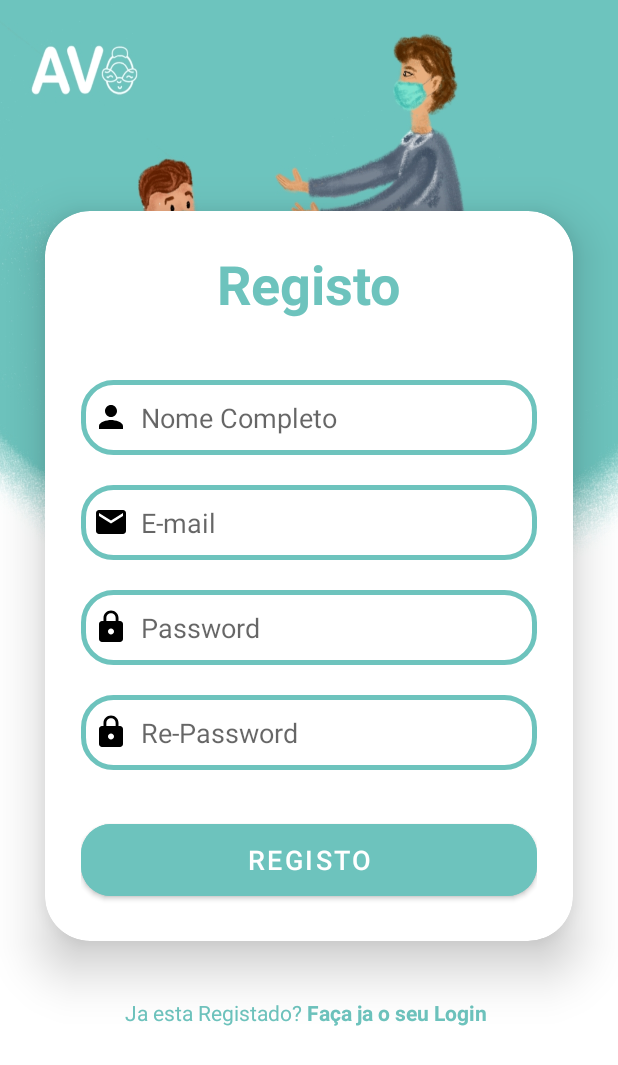
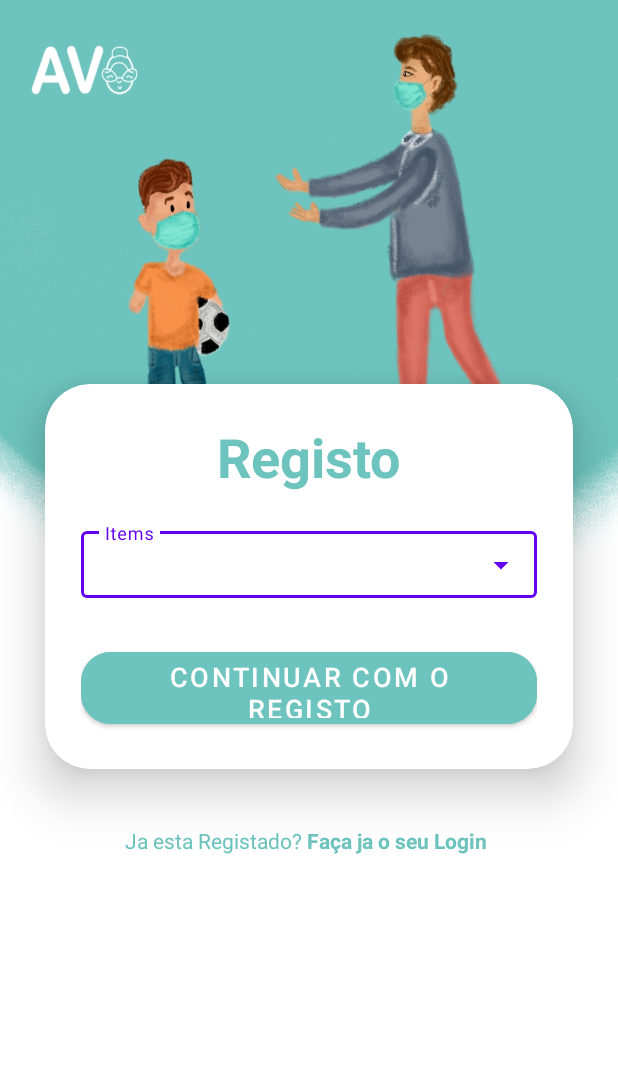
Before and after one commit to nilo99/AvoProject, an Android app: the screen it shows after launch (Registo before the commit, Regi2 after it), after a tap on an icon or button, on a phone screen of 412 x 824 dp. Shown: the top 1065 px of the screen. Run offline under Robolectric (Android 15) with nearby library versions, the phone set to English and light mode, and no system bars; our stand-ins replace Firebase (no records; nobody signed in at launch, a user with empty details on screens opened directly).

Commit message:
Adiçao de um dropbox

```diff
--- a/app/src/main/AndroidManifest.xml
+++ b/app/src/main/AndroidManifest.xml
@@ -12,6 +12,13 @@
         android:supportsRtl="true"
         android:theme="@style/Theme.Avo"
         tools:targetApi="31">
+        <activity
+            android:name=".Regi2"
+            android:exported="false">
+            <meta-data
+                android:name="android.app.lib_name"
+                android:value="" />
+        </activity>
         <activity
             android:name=".Mainscreen"
             android:exported="false">
--- a/app/src/main/java/com/example/avo/MainActivity.kt
+++ b/app/src/main/java/com/example/avo/MainActivity.kt
@@ -30,7 +30,7 @@ class MainActivity : AppCompatActivity() {
         checkUser()
 
         binding.signupText.setOnClickListener {
-            startActivity(Intent(this, Registo::class.java))
+            startActivity(Intent(this, Regi2::class.java))
         }
 
         binding.loginButton.setOnClickListener {
--- /dev/null
+++ b/app/src/main/java/com/example/avo/Regi2.kt
@@ -0,0 +1,11 @@
+package com.example.avo
+
+import androidx.appcompat.app.AppCompatActivity
+import android.os.Bundle
+
+class Regi2 : AppCompatActivity() {
+    override fun onCreate(savedInstanceState: Bundle?) {
+        super.onCreate(savedInstanceState)
+        setContentView(R.layout.activity_regi2)
+    }
+}
--- /dev/null
+++ b/app/src/main/res/layout/activity_regi2.xml
@@ -0,0 +1,80 @@
+<?xml version="1.0" encoding="utf-8"?>
+<LinearLayout
+    xmlns:android="http://schemas.android.com/apk/res/android"
+    xmlns:app="http://schemas.android.com/apk/res-auto"
+    xmlns:tools="http://schemas.android.com/tools"
+    xmlns:card_view="http://schemas.android.com/apk/res-auto"
+    android:layout_width="match_parent"
+    android:layout_height="match_parent"
+    android:orientation="vertical"
+    android:gravity="center"
+    android:background="@drawable/crianca"
+    tools:context=".Registo">
+
+    <androidx.cardview.widget.CardView
+        android:layout_width="match_parent"
+        android:layout_height="wrap_content"
+        android:layout_margin="30dp"
+        app:cardCornerRadius="30dp"
+        app:cardElevation="20dp"
+        android:background="@drawable/custom_edittext">
+
+        <LinearLayout
+            android:layout_width="match_parent"
+            android:layout_height="wrap_content"
+            android:layout_gravity="center_horizontal"
+            android:orientation="vertical"
+            android:padding="24dp">
+
+            <TextView
+                android:layout_width="match_parent"
+                android:layout_height="wrap_content"
+                android:text="Registo"
+                android:id="@+id/registoText"
+                android:textSize="36sp"
+                android:textAlignment="center"
+                android:textStyle="bold"
+                android:textColor="@color/azul_avo"/>
+
+
+
+            <com.google.android.material.textfield.TextInputLayout
+                android:layout_width="match_parent"
+                android:layout_height="50dp"
+                android:drawablePadding="8dp"
+                android:layout_marginTop="20dp"
+                style="@style/Widget.MaterialComponents.TextInputLayout.OutlinedBox.ExposedDropdownMenu">
+                <AutoCompleteTextView
+                    android:id="@+id/auto_complete"
+                    android:layout_width="match_parent"
+                    android:layout_height="wrap_content"
+                    android:hint="@string/item_label"
+                    android:inputType="none"/>
+            </com.google.android.material.textfield.TextInputLayout>
+
+            <Button
+                android:layout_width="match_parent"
+                android:layout_height="60dp"
+                android:id="@+id/registoButton"
+                android:text="Continuar com o Registo"
+                android:textSize="18sp"
+                android:layout_marginTop="30dp"
+                android:backgroundTint="@color/azul_avo"
+                app:cornerRadius="20dp"/>
+
+        </LinearLayout>
+
+    </androidx.cardview.widget.CardView>
+
+    <TextView
+        android:layout_width="wrap_content"
+        android:layout_height="wrap_content"
+        android:padding="8dp"
+        android:text="@string/have_account"
+        android:textSize="14sp"
+        android:textAlignment="center"
+        android:id="@+id/signinText"
+        android:textColor="@color/azul_avo"
+        android:layout_marginBottom="20dp"/>
+
+</LinearLayout>
--- /dev/null
+++ b/app/src/main/res/layout/list_item.xml
@@ -0,0 +1,12 @@
+<?xml version="1.0" encoding="utf-8"?>
+<TextView
+    xmlns:android="http://schemas.android.com/apk/res/android"
+    android:layout_width="match_parent"
+    android:layout_height="wrap_content"
+    android:padding="16dp"
+    android:ellipsize="end"
+    android:maxLines="1"
+    android:textAppearance="?attr/textAppearanceSubtitle1"
+    >
+
+</TextView>
--- a/app/src/main/res/values/strings.xml
+++ b/app/src/main/res/values/strings.xml
@@ -8,6 +8,7 @@
     <string name="like_text">Like</string>
     <string name="search_text">Search</string>
     <string name="settings_text">Settings</string>
+    <string name="item_label">Items</string>
     <!-- TODO: Remove or change this placeholder text -->
     <string name="hello_blank_fragment">Hello blank fragment</string>
 </resources>
```
